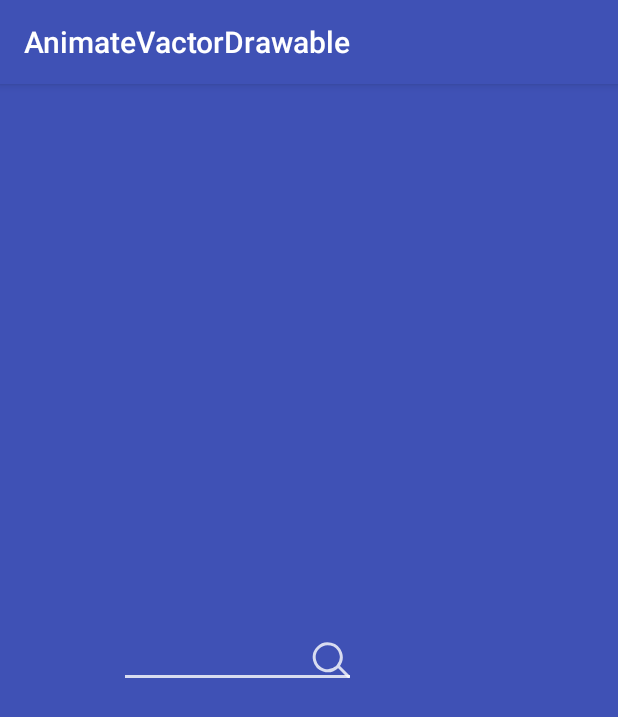
After one commit to BravianZhao/AnimateVectorDrawableDEMO, an Android app: the SearchBarActivity screen opened directly, with no data from a screen before it, on a phone screen of 412 x 824 dp. The commit adds this screen. Shown: the top 717 px of the screen. Run offline under Robolectric (Android 15) with nearby library versions, the phone set to English and light mode, and no system bars.

Commit message:
add searchbar

```diff
--- a/app/src/main/AndroidManifest.xml
+++ b/app/src/main/AndroidManifest.xml
@@ -15,6 +15,8 @@
 				<category android:name="android.intent.category.LAUNCHER"/>
 			</intent-filter>
 		</activity>
+		<activity android:name=".SearchBarActivity">
+		</activity>
 	</application>
 
 </manifest>
--- a/app/src/main/java/me/ghui/animatevactordrawable/MainActivity.java
+++ b/app/src/main/java/me/ghui/animatevactordrawable/MainActivity.java
@@ -1,6 +1,7 @@
 package me.ghui.animatevactordrawable;
 
 import android.annotation.TargetApi;
+import android.content.Intent;
 import android.graphics.drawable.Animatable;
 import android.graphics.drawable.AnimatedVectorDrawable;
 import android.os.Build;
@@ -36,4 +37,9 @@ public class MainActivity extends AppCompatActivity {
 		}
 		animatable.start();
 	}
+
+
+	public void searchBarOnClick(View view) {
+		startActivity(new Intent(this, SearchBarActivity.class));
+	}
 }
--- /dev/null
+++ b/app/src/main/java/me/ghui/animatevactordrawable/SearchBarActivity.java
@@ -0,0 +1,56 @@
+package me.ghui.animatevactordrawable;
+
+import android.graphics.drawable.AnimatedVectorDrawable;
+import android.os.Bundle;
+import android.support.v7.app.AppCompatActivity;
+import android.view.View;
+import android.view.animation.AnimationUtils;
+import android.view.animation.Interpolator;
+import android.widget.ImageView;
+import android.widget.TextView;
+
+public class SearchBarActivity extends AppCompatActivity {
+
+	private ImageView iv;
+	private TextView text;
+	private AnimatedVectorDrawable searchToBar;
+	private AnimatedVectorDrawable barToSearch;
+	private float offset;
+	private Interpolator interp;
+	private int duration;
+	private boolean expanded = false;
+
+	@Override
+	protected void onCreate(Bundle savedInstanceState) {
+		super.onCreate(savedInstanceState);
+		setContentView(R.layout.search2bar);
+		iv = (ImageView) findViewById(R.id.search);
+		text = (TextView) findViewById(R.id.text);
+		searchToBar = (AnimatedVectorDrawable) getResources().getDrawable(R.drawable.anim_search_to_bar);
+		barToSearch = (AnimatedVectorDrawable) getResources().getDrawable(R.drawable.anim_bar_to_search);
+		interp = AnimationUtils.loadInterpolator(this, android.R.interpolator.linear_out_slow_in);
+		duration = 1000;
+		// iv is sized to hold the search+bar so when only showing the search icon, translate the
+		// whole view left by half the difference to keep it centered
+		offset = -71f * (int) getResources().getDisplayMetrics().scaledDensity;
+		iv.setTranslationX(offset);
+	}
+
+	public void animate(View view) {
+
+		if (!expanded) {
+			iv.setImageDrawable(searchToBar);
+			searchToBar.start();
+			iv.animate().translationX(0f).setDuration(duration).setInterpolator(interp);
+			text.animate().alpha(1f).setStartDelay(duration - 100).setDuration(100).setInterpolator(interp);
+		} else {
+			iv.setImageDrawable(barToSearch);
+			barToSearch.start();
+			iv.animate().translationX(offset).setDuration(duration).setInterpolator(interp);
+			text.setAlpha(0f);
+		}
+		expanded = !expanded;
+	}
+
+
+}
--- /dev/null
+++ b/app/src/main/res/animator/anim_bar_fill.xml
@@ -0,0 +1,8 @@
+<objectAnimator
+	xmlns:android="http://schemas.android.com/apk/res/android"
+	android:propertyName="trimPathStart"
+	android:valueFrom="1"
+	android:valueTo="0"
+	android:valueType="floatType"
+	android:duration="1000"
+	android:interpolator="@android:interpolator/linear_out_slow_in" />
--- /dev/null
+++ b/app/src/main/res/animator/anim_search_empty.xml
@@ -0,0 +1,22 @@
+<?xml version="1.0" encoding="utf-8"?>
+<!--
+  Copyright (C) 2015 The Android Open Source Project
+  Licensed under the Apache License, Version 2.0 (the "License");
+  you may not use this file except in compliance with the License.
+  You may obtain a copy of the License at
+      http://www.apache.org/licenses/LICENSE-2.0
+  Unless required by applicable law or agreed to in writing, software
+  distributed under the License is distributed on an "AS IS" BASIS,
+  WITHOUT WARRANTIES OR CONDITIONS OF ANY KIND, either express or implied.
+  See the License for the specific language governing permissions and
+  limitations under the License.
+  -->
+
+<objectAnimator
+	xmlns:android="http://schemas.android.com/apk/res/android"
+	android:propertyName="trimPathStart"
+	android:valueFrom="0"
+	android:valueTo="1"
+	android:valueType="floatType"
+	android:duration="1000"
+	android:interpolator="@android:interpolator/fast_out_slow_in" />
--- /dev/null
+++ b/app/src/main/res/drawable/anim_bar_to_search.xml
@@ -0,0 +1,9 @@
+<animated-vector xmlns:android="http://schemas.android.com/apk/res/android"
+				 android:drawable="@drawable/vector_searchbar" >
+	<target
+		android:animation="@animator/anim_bar_fill"
+		android:name="search"/>
+	<target
+		android:animation="@animator/anim_search_empty"
+		android:name="bar"/>
+</animated-vector>
--- /dev/null
+++ b/app/src/main/res/drawable/anim_search_to_bar.xml
@@ -0,0 +1,23 @@
+<?xml version="1.0" encoding="utf-8"?>
+<!--
+  Copyright (C) 2015 The Android Open Source Project
+  Licensed under the Apache License, Version 2.0 (the "License");
+  you may not use this file except in compliance with the License.
+  You may obtain a copy of the License at
+      http://www.apache.org/licenses/LICENSE-2.0
+  Unless required by applicable law or agreed to in writing, software
+  distributed under the License is distributed on an "AS IS" BASIS,
+  WITHOUT WARRANTIES OR CONDITIONS OF ANY KIND, either express or implied.
+  See the License for the specific language governing permissions and
+  limitations under the License.
+  -->
+
+<animated-vector
+	xmlns:android="http://schemas.android.com/apk/res/android"
+	android:drawable="@drawable/vector_searchbar">
+
+	<target
+		android:name="search"
+		android:animation="@animator/anim_search_empty"/>
+
+</animated-vector>
--- /dev/null
+++ b/app/src/main/res/drawable/loading_cup_vector_drawable.xml
@@ -0,0 +1,32 @@
+<?xml version="1.0" encoding="utf-8"?>
+<vector xmlns:android="http://schemas.android.com/apk/res/android"
+		android:width="50dp"
+		android:height="70dp"
+		android:viewportHeight="70"
+		android:viewportWidth="50">
+	<path
+		android:name="horizontal_bottom"
+		android:pathData="
+		M5,69 l40,0
+		"
+		android:strokeColor="#ffffff"
+		android:strokeLineCap="round"
+		android:strokeWidth="2"
+	/>
+	<path
+		android:name="vertical_neck"
+		android:pathData="
+		M25,70 l0,-30
+		"
+		android:strokeColor="#ffffff"
+		android:strokeWidth="2"
+	/>
+	<path
+		android:pathData="
+		M25,10
+		m-15,0
+		a15,15 0 1,1 30,0"
+		android:strokeColor="#ffffff"
+		android:strokeWidth="2"
+	/>
+</vector>
--- /dev/null
+++ b/app/src/main/res/drawable/vector_searchbar.xml
@@ -0,0 +1,20 @@
+<vector xmlns:android="http://schemas.android.com/apk/res/android"
+		android:width="150dp"
+		android:height="24dp"
+		android:viewportWidth="150"
+		android:viewportHeight="24">
+	<path
+		android:name="search"
+		android:pathData="@string/path_search"
+		android:strokeWidth="2"
+		android:strokeColor="#ffffff"
+		android:strokeAlpha="0.8"
+		android:strokeLineCap="round" />
+	<path
+		android:name="bar"
+		android:pathData="M0,23 L149,23"
+		android:strokeWidth="2"
+		android:strokeColor="#ffffff"
+		android:strokeAlpha="0.8"
+		android:strokeLineCap="square" />
+</vector>
--- a/app/src/main/res/layout/activity_main.xml
+++ b/app/src/main/res/layout/activity_main.xml
@@ -26,4 +26,14 @@
 		android:background="@android:color/holo_red_light"
 		android:onClick="onClockClicked"
 		app:srcCompat="@drawable/animate_clock"/>
+
+	<TextView android:layout_width="match_parent" android:layout_height="wrap_content"
+			  android:layout_marginTop="10dp"
+			  android:gravity="center"
+			  android:background="#ecb423"
+			  android:padding="20dp"
+			  android:onClick="searchBarOnClick"
+			  android:textColor="#fff"
+			  android:text="searchBar"
+	/>
 </LinearLayout>
--- /dev/null
+++ b/app/src/main/res/layout/search2bar.xml
@@ -0,0 +1,26 @@
+<FrameLayout
+	xmlns:android="http://schemas.android.com/apk/res/android"
+	xmlns:tools="http://schemas.android.com/tools"
+	android:layout_width="match_parent"
+	android:layout_height="match_parent"
+	android:background="?android:colorPrimary"
+	tools:context=".MainActivity"
+	android:onClick="animate">
+	<ImageView
+		android:id="@+id/search"
+		android:layout_gravity="center"
+		android:layout_width="150dp"
+		android:layout_height="24dp"
+		android:src="@drawable/vector_searchbar"
+		android:onClick="animate" />
+	<EditText
+		android:id="@+id/text"
+		android:layout_width="150dp"
+		android:layout_height="22dp"
+		android:layout_gravity="center"
+		android:background="@null"
+		android:textSize="12sp"
+		android:paddingStart="4dp"
+		android:textColor="?android:colorAccent"
+		android:alpha="0" />
+</FrameLayout>
--- a/app/src/main/res/values/strings.xml
+++ b/app/src/main/res/values/strings.xml
@@ -10,4 +10,9 @@
 	<string name="right_eye">M70,35 m-7,0 a7,7 0 1,1 14,0 a7,7 0 1,1 -14,0</string>
 	<string name="mouth_happy">M30,60 q20,20 40,0</string>
 	<string name="mouth_sad">M30,60 q20,-20 40,0</string>
+
+	<string name="path_search">
+		M141,17
+		A9,9 0 1,1 142,16
+		L149,23</string>
 </resources>
```
